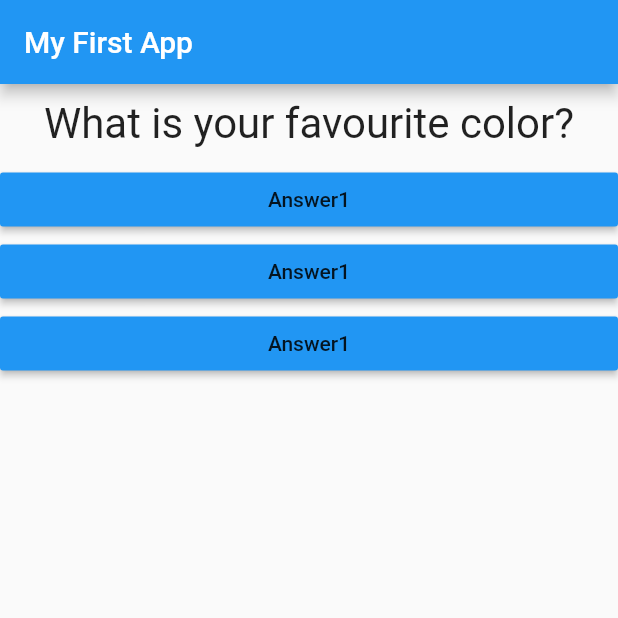
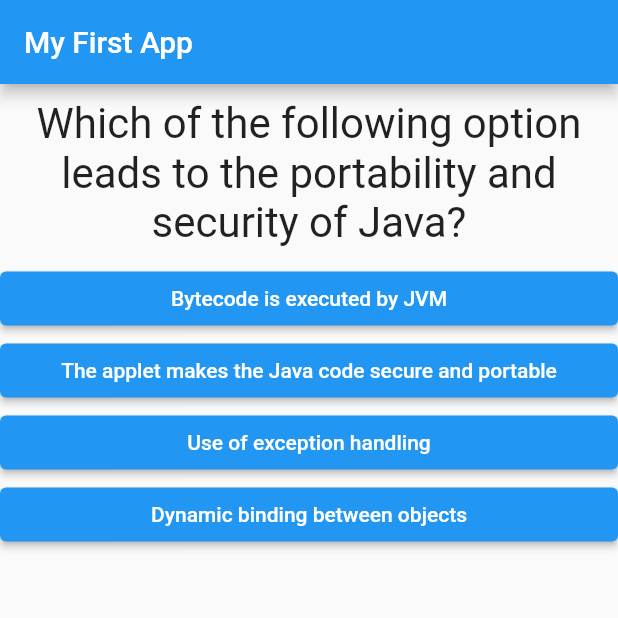
Before and after one commit to Karoliukas29/FirstLookAtDartAndFlutter, a Flutter app: the screen it shows after launch, on a phone screen of 412 x 824 dp, the top half of it. Run offline on Flutter 3.47's test engine with Material 2 defaults, Android fonts, the phone set to English and light mode, and no system bars.

Commit message:
Java questionare added

```diff
--- a/lib/answer.dart
+++ b/lib/answer.dart
@@ -1,17 +1,28 @@
 import 'package:flutter/material.dart';
 
 class Answer extends StatelessWidget {
-  final Function selectHandler;
-  Answer(this.selectHandler);
+  final VoidCallback selectHandler;
+  final String answerText;
+
+  Answer(this.selectHandler, this.answerText);
 
   @override
   Widget build(BuildContext context) {
     return Container(
       width: double.infinity,
-      child: RaisedButton(
-        color: Colors.blue,
-        child: Text("Answer1"),
-        onPressed: () => selectHandler,
+      child: ElevatedButton(
+        // First way how to style Elevated button style
+        style: ElevatedButton.styleFrom(
+          primary: Colors.blue,
+          onPrimary: Colors.white,
+
+          //Second way to style Elevated Button style
+          //   style: ButtonStyle(
+          //     backgroundColor: MaterialStateProperty.all(Colors.blue),
+          //     foregroundColor: MaterialStateProperty.all(Colors.white),
+        ),
+        child: Text(answerText),
+        onPressed: selectHandler,
       ),
     );
   }
--- a/lib/main.dart
+++ b/lib/main.dart
@@ -1,11 +1,7 @@
 import 'package:flutter/material.dart';
 
-import './question.dart';
-import 'answer.dart';
-
-// void main() {
-//   runApp(MyApp());
-// }
+import './quiz.dart';
+import './result.dart';
 
 void main() => runApp(MyApp());
 
@@ -13,42 +9,167 @@ class MyApp extends StatefulWidget {
   @override
   State<StatefulWidget> createState() {
     // TODO: implement createState
-    return MyAppState();
-    throw UnimplementedError();
+    return _MyAppState();
   }
 }
 
-class MyAppState extends State<MyApp> {
-  var questionIndex = 0;
+class _MyAppState extends State<MyApp> {
+  final _questions = const [
+    {
+      'questionText':
+          'Which of the following option leads to the portability and security of Java?',
+      'answers': [
+        {'text': 'Bytecode is executed by JVM', 'score': 10},
+        {
+          'text': 'The applet makes the Java code secure and portable',
+          'score': 0
+        },
+        {'text': 'Use of exception handling', 'score': 0},
+        {'text': 'Dynamic binding between objects', 'score': 0},
+      ],
+    },
+    {
+      'questionText': 'Which of the following is not a Java features?',
+      'answers': [
+        {'text': 'Dynamic', 'score': 0},
+        {'text': 'Architecture Neutral', 'score': 0},
+        {'text': 'Use of pointers', 'score': 10},
+        {'text': 'Object-oriented', 'score': 0},
+      ],
+    },
+    {
+      'questionText':
+          '_____ is used to find and fix bugs in the Java programs.',
+      'answers': [
+        {'text': 'JVM', 'score': 0},
+        {'text': 'JRE', 'score': 0},
+        {'text': 'JDK', 'score': 0},
+        {'text': 'JDB', 'score': 10},
+      ],
+    },
+    {
+      'questionText':
+          'What is the return type of the hashCode() method in the Object class?',
+      'answers': [
+        {'text': 'Object', 'score': 0},
+        {'text': 'int', 'score': 10},
+        {'text': 'long', 'score': 0},
+        {'text': 'void', 'score': 0},
+      ],
+    },
+    {
+      'questionText':
+          'Which of the following for loop declaration is not valid?',
+      'answers': [
+        {'text': 'for ( int i = 99; i >= 0; i / 9)', 'score': 10},
+        {'text': 'for ( int i = 7; i <= 77; i += 7 )', 'score': 0},
+        {'text': 'for ( int i = 20; i >= 2; - -i )', 'score': 0},
+        {'text': 'for ( int i = 2; i <= 20; i = 2* i )', 'score': 0},
+      ],
+    },
+    {
+      'questionText':
+          'Which of the following is true about the anonymous inner class?',
+      'answers': [
+        {'text': 'It has only methods', 'score': 0},
+        {'text': 'Objects can\'t be created', 'score': 0},
+        {'text': 'It has a fixed class name', 'score': 0},
+        {'text': 'It has no class name', 'score': 10},
+      ],
+    },
+    {
+      'questionText': 'What do you mean by nameless objects?',
+      'answers': [
+        {'text': 'An object created by using the new keyword.', 'score': 0},
+        {
+          'text': 'An object of a superclass created in the subclass.',
+          'score': 0
+        },
+        {
+          'text': 'An object without having any name but having a reference.',
+          'score': 0
+        },
+        {'text': 'An object that has no reference.', 'score': 10},
+      ],
+    },
+    {
+      'questionText':
+          ' An interface with no fields or methods is known as a ______',
+      'answers': [
+        {'text': 'Runnable Interface', 'score': 0},
+        {'text': 'Marker Interface', 'score': 10},
+        {'text': 'Abstract Interface', 'score': 0},
+        {'text': 'CharSequence Interface', 'score': 0},
+      ],
+    },
+    {
+      'questionText':
+          'Which keyword is used for accessing the features of a package?',
+      'answers': [
+        {'text': 'package', 'score': 0},
+        {'text': 'import', 'score': 10},
+        {'text': 'extends', 'score': 0},
+        {'text': 'export', 'score': 0},
+      ],
+    },
+    {
+      'questionText':
+          'Which of the following is a valid syntax to synchronize the HashMap?',
+      'answers': [
+        {'text': 'Map m = hashMap.synchronizeMap();', 'score': 0},
+        {'text': 'Map m1 = Collections.synchronizedMap(hashMap);', 'score': 10},
+        {'text': 'HashMap map =hashMap.synchronizeMap();', 'score': 0},
+        {'text': 'Map m2 = Collection.synchronizeMap(hashMap);', 'score': 0},
+      ],
+    },
+  ];
+  var _questionIndex = 0;
+  var _totalScore = 0;
 
-  void _answerQuestion() {
+  void _resetQuiz() {
     setState(() {
-      questionIndex = questionIndex + 1;
+      _questionIndex = 0;
+      _totalScore = 0;
     });
-    print(questionIndex);
+  }
+
+  void _answerQuestion(int score) {
+    // var aBool = true;
+    // aBool = false;
+
+    _totalScore += score;
+
+    setState(() {
+      _questionIndex = _questionIndex + 1;
+    });
+    print(_questionIndex);
+    if (_questionIndex < _questions.length) {
+      print('We have more questions!');
+    } else {
+      print('No more questions!');
+    }
   }
 
   @override
   Widget build(BuildContext context) {
-    var questions = [
-      "What is your favourite color?",
-      "What is your favourite animal?"
-    ];
+    // var dummy = const ['Hello'];
+    // dummy.add('Max');
+    // print(dummy);
+    // dummy = [];
+    // questions = []; // does not work if questions is a const
+
     return MaterialApp(
       home: Scaffold(
         appBar: AppBar(
           title: Text('My First App'),
         ),
-        body: Column(
-          children: [
-            Question(
-              questions[questionIndex],
-            ),
-            Answer(_answerQuestion),
-            Answer(_answerQuestion),
-            Answer(_answerQuestion),
-          ],
-        ),
+        body: _questionIndex < _questions.length
+            ? Quiz(
+                answerQuestion: _answerQuestion,
+                questionIndex: _questionIndex,
+                questions: _questions,
+              )
+            : Result(_totalScore, _resetQuiz),
       ),
     );
   }
--- /dev/null
+++ b/lib/quiz.dart
@@ -0,0 +1,32 @@
+import 'package:flutter/material.dart';
+
+import './question.dart';
+import './answer.dart';
+
+class Quiz extends StatelessWidget {
+  final List<Map<String, Object>> questions;
+  final int questionIndex;
+  final Function answerQuestion;
+
+  Quiz({
+    required this.questions,
+    required this.answerQuestion,
+    required this.questionIndex,
+  });
+
+  @override
+  Widget build(BuildContext context) {
+    return Column(
+      children: [
+        Question(
+          questions[questionIndex]['questionText'] as String,
+        ),
+        ...(questions[questionIndex]['answers'] as List<Map<String, Object>>)
+            .map((answer) {
+          return Answer(
+              () => answerQuestion(answer['score']), answer['text'] as String);
+        }).toList()
+      ],
+    );
+  }
+}
```
Also changed, not shown: lib/result.dart (added, +52 -0 lines).
